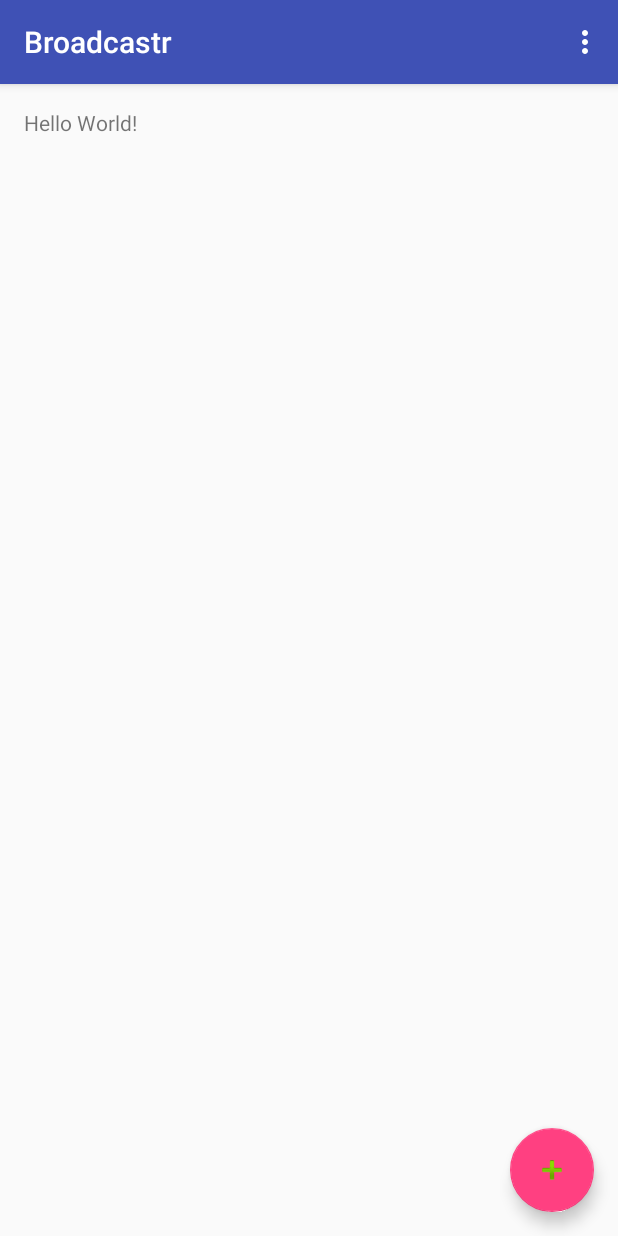
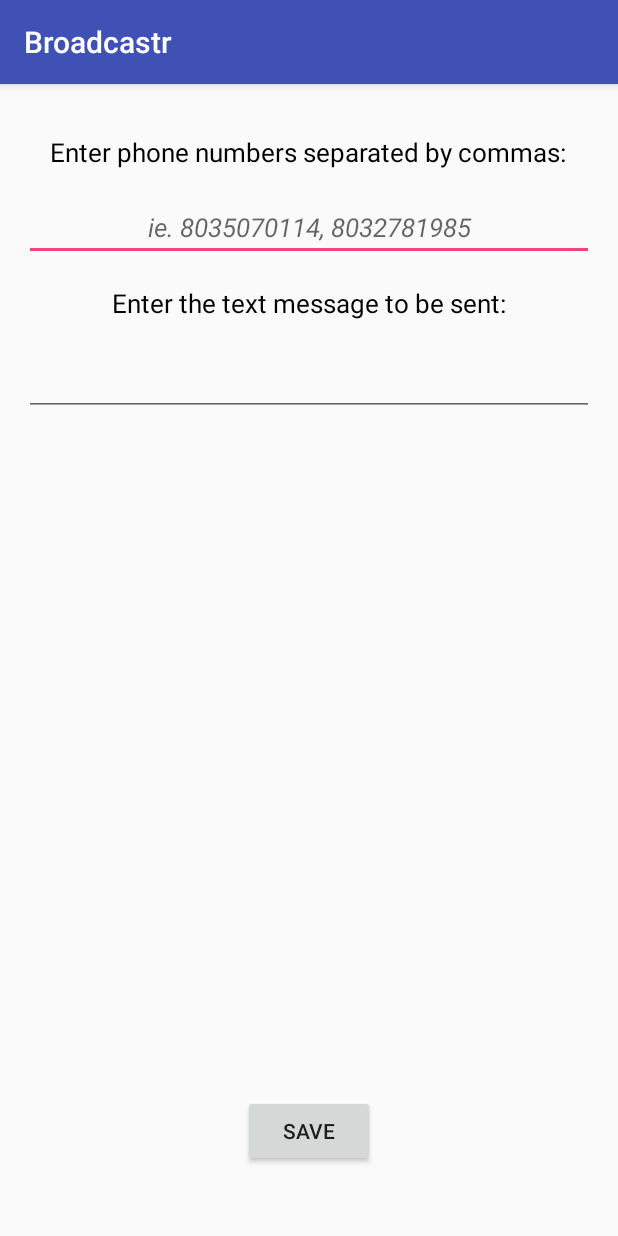
Before and after one commit to awardnasc/Broadcastr, an Android app: the screen it shows after launch (MainActivity), on a phone screen of 412 x 824 dp. Run offline under Robolectric (Android 15) with nearby library versions, the phone set to English and light mode, and no system bars.

Commit message:
Rebuilt to remove add group. Just UI layout

```diff
--- a/app/src/main/java/com/test/alexward/broadcastr/MainActivity.java
+++ b/app/src/main/java/com/test/alexward/broadcastr/MainActivity.java
@@ -1,103 +1,13 @@
 package com.test.alexward.broadcastr;
 
-import android.content.Intent;
-import android.net.Uri;
+import android.support.v7.app.AppCompatActivity;
 import android.os.Bundle;
-import android.support.design.widget.FloatingActionButton;
-import android.support.v7.app.AppCompatActivity;
-import android.support.v7.widget.Toolbar;
-import android.view.View;
-import android.view.Menu;
-import android.view.MenuItem;
-
-import com.google.android.gms.appindexing.Action;
-import com.google.android.gms.appindexing.AppIndex;
-import com.google.android.gms.appindexing.Thing;
-import com.google.android.gms.common.api.GoogleApiClient;
 
 public class MainActivity extends AppCompatActivity {
-
-    /**
-     * ATTENTION: This was auto-generated to implement the App Indexing API.
-     * See https://g.co/AppIndexing/AndroidStudio for more information.
-     */
-    private GoogleApiClient client;
 
     @Override
     protected void onCreate(Bundle savedInstanceState) {
         super.onCreate(savedInstanceState);
         setContentView(R.layout.activity_main);
-        Toolbar toolbar = (Toolbar) findViewById(R.id.toolbar);
-        setSupportActionBar(toolbar);
-
-        FloatingActionButton fab = (FloatingActionButton) findViewById(R.id.fab);
-        fab.setOnClickListener(new View.OnClickListener() {
-            @Override
-            public void onClick(View v) {
-                Intent myIntent = new Intent(v.getContext(), addGroupActivity.class);
-                startActivity(myIntent);
-            }
-        });
-        // ATTENTION: This was auto-generated to implement the App Indexing API.
-        // See https://g.co/AppIndexing/AndroidStudio for more information.
-        client = new GoogleApiClient.Builder(this).addApi(AppIndex.API).build();
-    }
-
-    @Override
-    public boolean onCreateOptionsMenu(Menu menu) {
-        // Inflate the menu; this adds items to the action bar if it is present.
-        getMenuInflater().inflate(R.menu.menu_main, menu);
-        return true;
-    }
-
-    @Override
-    public boolean onOptionsItemSelected(MenuItem item) {
-        // Handle action bar item clicks here. The action bar will
-        // automatically handle clicks on the Home/Up button, so long
-        // as you specify a parent activity in AndroidManifest.xml.
-        int id = item.getItemId();
-
-        //noinspection SimplifiableIfStatement
-        if (id == R.id.action_settings) {
-            return true;
-        }
-
-        return super.onOptionsItemSelected(item);
-    }
-
-    /**
-     * ATTENTION: This was auto-generated to implement the App Indexing API.
-     * See https://g.co/AppIndexing/AndroidStudio for more information.
-     */
-    public Action getIndexApiAction() {
-        Thing object = new Thing.Builder()
-                .setName("Main Page") // TODO: Define a title for the content shown.
-                // TODO: Make sure this auto-generated URL is correct.
-                .setUrl(Uri.parse("http://[ENTER-YOUR-URL-HERE]"))
-                .build();
-        return new Action.Builder(Action.TYPE_VIEW)
-                .setObject(object)
-                .setActionStatus(Action.STATUS_TYPE_COMPLETED)
-                .build();
-    }
-
-    @Override
-    public void onStart() {
-        super.onStart();
-
-        // ATTENTION: This was auto-generated to implement the App Indexing API.
-        // See https://g.co/AppIndexing/AndroidStudio for more information.
-        client.connect();
-        AppIndex.AppIndexApi.start(client, getIndexApiAction());
-    }
-
-    @Override
-    public void onStop() {
-        super.onStop();
-
-        // ATTENTION: This was auto-generated to implement the App Indexing API.
-        // See https://g.co/AppIndexing/AndroidStudio for more information.
-        AppIndex.AppIndexApi.end(client, getIndexApiAction());
-        client.disconnect();
     }
 }
--- a/app/src/main/res/layout/activity_main.xml
+++ b/app/src/main/res/layout/activity_main.xml
@@ -1,36 +1,73 @@
 <?xml version="1.0" encoding="utf-8"?>
-<android.support.design.widget.CoordinatorLayout xmlns:android="http://schemas.android.com/apk/res/android"
-    xmlns:app="http://schemas.android.com/apk/res-auto"
+<RelativeLayout xmlns:android="http://schemas.android.com/apk/res/android"
     xmlns:tools="http://schemas.android.com/tools"
+    android:id="@+id/activity_main"
     android:layout_width="match_parent"
     android:layout_height="match_parent"
-    android:fitsSystemWindows="true"
+    android:paddingBottom="@dimen/activity_vertical_margin"
+    android:paddingLeft="@dimen/activity_horizontal_margin"
+    android:paddingRight="@dimen/activity_horizontal_margin"
+    android:paddingTop="@dimen/activity_vertical_margin"
     tools:context="com.test.alexward.broadcastr.MainActivity">
 
-    <android.support.design.widget.AppBarLayout
-        android:layout_width="match_parent"
-        android:layout_height="wrap_content"
-        android:theme="@style/AppTheme.AppBarOverlay">
-
-        <android.support.v7.widget.Toolbar
-            android:id="@+id/toolbar"
-            android:layout_width="match_parent"
-            android:background="?attr/colorPrimary"
-            app:popupTheme="@style/AppTheme.PopupOverlay"
-            android:layout_height="match_parent" />
-
-
-    </android.support.design.widget.AppBarLayout>
-
-    <include layout="@layout/content_main" />
-
-    <android.support.design.widget.FloatingActionButton
-        android:id="@+id/fab"
+    <TextView
+        android:text="@string/phonePrompt"
         android:layout_width="wrap_content"
         android:layout_height="wrap_content"
-        android:layout_gravity="bottom|end"
-        android:layout_margin="@dimen/fab_margin"
-        app:srcCompat="@android:drawable/ic_input_add"
-        />
+        android:layout_alignParentTop="true"
+        android:layout_centerHorizontal="true"
+        android:layout_marginTop="17dp"
+        android:id="@+id/textView"
+        android:textSize="17sp"
+        android:textColor="@color/common_google_signin_btn_text_dark_focused" />
 
-</android.support.design.widget.CoordinatorLayout>
+    <EditText
+        android:layout_width="wrap_content"
+        android:layout_height="wrap_content"
+        android:inputType="textPersonName"
+        android:hint="@string/phoneExample"
+        android:ems="10"
+        android:layout_marginTop="16dp"
+        android:id="@+id/editText"
+        android:layout_below="@+id/textView"
+        android:layout_alignParentRight="true"
+        android:layout_alignParentEnd="true"
+        android:layout_alignParentLeft="true"
+        android:layout_alignParentStart="true"
+        android:textSize="17sp"
+        android:textStyle="normal|italic"
+        android:textAlignment="center" />
+
+    <TextView
+        android:text="@string/textPrompt"
+        android:layout_width="wrap_content"
+        android:layout_height="wrap_content"
+        android:id="@+id/textView2"
+        android:textSize="17sp"
+        android:textColor="@color/common_google_signin_btn_text_dark_focused"
+        android:layout_marginTop="16dp"
+        android:layout_below="@+id/editText"
+        android:layout_centerHorizontal="true" />
+
+    <EditText
+        android:layout_width="wrap_content"
+        android:layout_height="wrap_content"
+        android:inputType="textMultiLine"
+        android:ems="10"
+        android:layout_marginTop="18dp"
+        android:id="@+id/editText2"
+        android:layout_below="@+id/textView2"
+        android:layout_alignParentLeft="true"
+        android:layout_alignParentStart="true"
+        android:layout_alignParentRight="true"
+        android:layout_alignParentEnd="true" />
+
+    <Button
+        android:text= "@string/save"
+        android:layout_width="wrap_content"
+        android:layout_height="wrap_content"
+        android:layout_marginBottom="30dp"
+        android:id="@+id/button"
+        android:layout_alignParentBottom="true"
+        android:layout_centerHorizontal="true" />
+</RelativeLayout>
--- a/app/src/main/res/layout/content_main.xml
+++ /dev/null
@@ -1,20 +0,0 @@
-<?xml version="1.0" encoding="utf-8"?>
-<RelativeLayout xmlns:android="http://schemas.android.com/apk/res/android"
-    xmlns:app="http://schemas.android.com/apk/res-auto"
-    xmlns:tools="http://schemas.android.com/tools"
-    android:id="@+id/content_main"
-    android:layout_width="match_parent"
-    android:layout_height="match_parent"
-    android:paddingBottom="@dimen/activity_vertical_margin"
-    android:paddingLeft="@dimen/activity_horizontal_margin"
-    android:paddingRight="@dimen/activity_horizontal_margin"
-    android:paddingTop="@dimen/activity_vertical_margin"
-    app:layout_behavior="@string/appbar_scrolling_view_behavior"
-    tools:context="com.test.alexward.broadcastr.MainActivity"
-    tools:showIn="@layout/activity_main">
-
-    <TextView
-        android:layout_width="wrap_content"
-        android:layout_height="wrap_content"
-        android:text="Hello World!" />
-</RelativeLayout>
--- a/app/src/main/res/values/strings.xml
+++ b/app/src/main/res/values/strings.xml
@@ -3,4 +3,8 @@
     <string name="action_settings">Settings</string>
     <string name="save">save</string>
     <string name="pageAddStr">Page for adding groups.</string>
+    <string name="sendButton">Send</string>
+    <string name="phonePrompt">Enter phone numbers separated by commas:</string>
+    <string name="textPrompt">Enter the text message to be sent:</string>
+    <string name="phoneExample">ie. 8035070114, 8032781985</string>
 </resources>
```
Also changed, not shown: app/src/main/AndroidManifest.xml (+10 -9 lines), app/src/main/java/com/test/alexward/broadcastr/addGroupActivity.java (deleted, +0 -36 lines), app/src/main/res/layout/activity_add_group.xml (deleted, +0 -63 lines).
